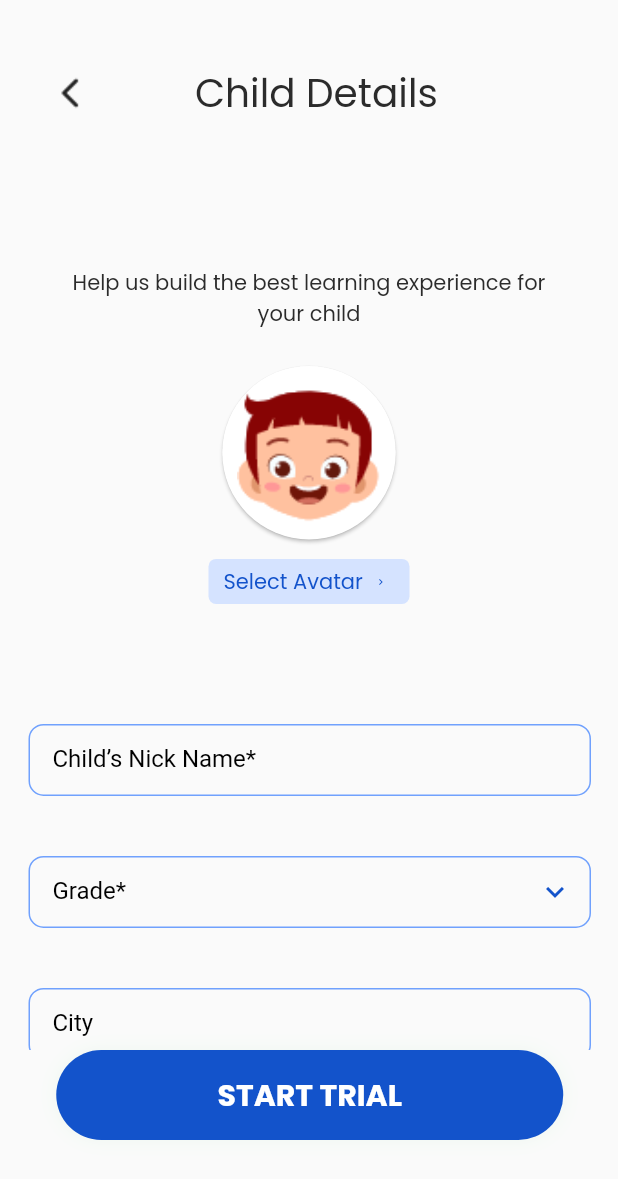
After one commit to MMRoopa/avatar_dialog, a Flutter app: the screen it shows after launch, after a tap on "Child Details", on a phone screen of 412 x 824 dp. The commit adds this screen. Shown: the top 1179 px of the screen. Run offline on Flutter 3.47's test engine with Material 2 defaults, Android fonts, the phone set to English and light mode, and no system bars; drawn by our look-alikes of auto_size_text; our stand-ins replace scroll_to_index.

Commit message:
child details page added

```diff
--- a/lib/avatarDialog/avatar_dialog.dart
+++ b/lib/avatarDialog/avatar_dialog.dart
@@ -130,7 +130,9 @@ class _AvatarDialogState extends State<AvatarDialog> {
             Container(
               margin: const EdgeInsets.only(bottom: 21.0),
               child: GestureDetector(
-                onTap: () {},
+                onTap: () {
+                  Navigator.pop(context);
+                },
                 child: Container(
                   alignment: Alignment.center,
                   height: 50.0,
--- /dev/null
+++ b/lib/childDetails/child_details.dart
@@ -0,0 +1,329 @@
+import 'package:auto_size_text/auto_size_text.dart';
+import 'package:avatar_dialog/avatarDialog/avatar_dialog.dart';
+import 'package:avatar_dialog/gradeDialog/grade_dialog.dart';
+import 'package:avatar_dialog/langDialog/lang_dialog.dart';
+import 'package:flutter/material.dart';
+
+import 'constants.dart';
+
+class ChildDetails extends StatefulWidget {
+  const ChildDetails({Key? key}) : super(key: key);
+
+  @override
+  _ChildDetailsState createState() => _ChildDetailsState();
+}
+
+class _ChildDetailsState extends State<ChildDetails> {
+  final langController = TextEditingController();
+  final gradeController = TextEditingController();
+  bool isCheckedHelpOnWhatsApp = false;
+  String langResult = '';
+  @override
+  Widget build(BuildContext context) {
+    return Scaffold(
+      body: Column(
+        children: <Widget>[
+          Container(
+            margin: const EdgeInsets.only(top: 38.0, bottom: 92.0, left: 23.0),
+            child: Row(
+              children: <Widget>[
+                IconButton(
+                  onPressed: () {
+                    Navigator.pop(context);
+                  },
+                  icon: const ImageIcon(
+                    AssetImage("assets/images/round_arrow_back.png"),
+                    size: 24.0,
+                  ),
+                ),
+                Container(
+                  margin: const EdgeInsets.only(left: 59.0),
+                  child: const AutoSizeText(
+                    "Child Details",
+                    style: TextStyle(
+                      color: Color(0xFF2B2B2B),
+                      fontSize: 26.0,
+                      fontWeight: FontWeight.w500,
+                      fontFamily: 'Poppins',
+                    ),
+                    textAlign: TextAlign.center,
+                    maxLines: 1,
+                    minFontSize: 18.0,
+                  ),
+                ),
+              ],
+            ),
+          ),
+          Container(
+            margin:
+                const EdgeInsets.only(left: 38.0, right: 38.0, bottom: 20.0),
+            child: const AutoSizeText(
+              "Help us build the best learning experience for your child",
+              style: TextStyle(
+                color: Color(0xFF2B2B2B),
+                fontSize: 14.0,
+                fontWeight: FontWeight.w500,
+                fontFamily: 'Poppins',
+              ),
+              textAlign: TextAlign.center,
+              maxLines: 2,
+              minFontSize: 6.0,
+            ),
+          ),
+          Expanded(
+            child: SingleChildScrollView(
+              child: Column(
+                crossAxisAlignment: CrossAxisAlignment.center,
+                children: [
+                  Container(
+                    height: MediaQuery.of(context).size.width * 0.3,
+                    width: MediaQuery.of(context).size.width * 0.3,
+                    margin: const EdgeInsets.only(bottom: 9.0),
+                    child: Card(
+                      shape: const CircleBorder(
+                        side: BorderSide.none,
+                      ),
+                      child: Padding(
+                        padding:
+                            const EdgeInsets.fromLTRB(10.0, 14.0, 10.0, 10.0),
+                        child: Image.asset(
+                          'assets/images/group_30368.png',
+                          height: MediaQuery.of(context).size.width * 0.25,
+                          width: MediaQuery.of(context).size.width * 0.25,
+                          fit: BoxFit.fill,
+                          alignment: Alignment.center,
+                        ),
+                      ),
+                    ),
+                  ),
+                  Container(
+                    margin: const EdgeInsets.only(bottom: 40.0),
+                    child: GestureDetector(
+                      onTap: () {
+                        showDialog(
+                          context: context,
+                          builder: (context) => const AvatarDialog(),
+                        );
+                      },
+                      child: Container(
+                        alignment: Alignment.center,
+                        height: 30.0,
+                        width: 134.0,
+                        decoration: const BoxDecoration(
+                          color: Color(0xFFD5E3FF),
+                          borderRadius: BorderRadius.all(
+                            Radius.circular(5.0),
+                          ),
+                        ),
+                        child: Padding(
+                          padding:
+                              const EdgeInsets.fromLTRB(10.0, 5.0, 13.0, 4.0),
+                          child: Row(
+                            children: const [
+                              AutoSizeText(
+                                'Select Avatar',
+                                style: TextStyle(
+                                  fontSize: 14.0,
+                                  color: Color(0xFF1353CB),
+                                  fontWeight: FontWeight.w500,
+                                  fontFamily: 'Poppins',
+                                ),
+                                maxLines: 1,
+                                minFontSize: 6.0,
+                              ),
+                              Padding(
+                                padding: EdgeInsets.only(left: 8.0),
+                                child: Icon(
+                                  Icons.keyboard_arrow_right_outlined,
+                                  color: Color(0xFF1353CB),
+                                  size: 8.0,
+                                ),
+                              ),
+                            ],
+                          ),
+                        ),
+                      ),
+                    ),
+                  ),
+                  Container(
+                    margin: const EdgeInsets.fromLTRB(19, 40, 18, 20),
+                    child: TextField(
+                      decoration: kTextFieldDecoration.copyWith(
+                        labelText: 'Child’s Nick Name*',
+                      ),
+                      style: const TextStyle(
+                        color: Colors.black,
+                        fontSize: 16.0,
+                      ),
+                    ),
+                  ),
+                  Container(
+                    margin: const EdgeInsets.fromLTRB(19, 20, 18, 20),
+                    child: TextField(
+                      readOnly: true,
+                      controller: gradeController,
+                      decoration: kTextFieldDecoration.copyWith(
+                        labelText: 'Grade*',
+                        suffixIcon: const Icon(
+                          Icons.keyboard_arrow_down,
+                          color: Color(0xFF1353CB),
+                        ),
+                      ),
+                      style: const TextStyle(
+                        color: Colors.black,
+                        fontSize: 16.0,
+                      ),
+                      onTap: () {
+                        showDialog(
+                          context: context,
+                          builder: (context) => const GradeDialog(),
+                        ).then((val) {
+                          setState(() {
+                            gradeController.text = val;
+                          });
+                        });
+                      },
+                    ),
+                  ),
+                  Container(
+                    margin: const EdgeInsets.fromLTRB(19, 20, 18, 20),
+                    child: TextField(
+                      decoration:
+                          kTextFieldDecoration.copyWith(labelText: 'City'),
+                      style: const TextStyle(
+                        color: Colors.black,
+                        fontSize: 16.0,
+                      ),
+                    ),
+                  ),
+                  Container(
+                    margin: const EdgeInsets.fromLTRB(19, 20, 18, 20),
+                    child: TextField(
+                      decoration: kTextFieldDecoration.copyWith(
+                        labelText: 'School',
+                      ),
+                      style: const TextStyle(
+                        color: Colors.black,
+                        fontSize: 16.0,
+                      ),
+                    ),
+                  ),
+                  Container(
+                    margin: const EdgeInsets.fromLTRB(19, 20, 18, 20),
+                    child: TextField(
+                      readOnly: true,
+                      controller: langController,
+                      decoration: kTextFieldDecoration.copyWith(
+                        labelText: 'Language',
+                        suffixIcon: const Icon(
+                          Icons.keyboard_arrow_down,
+                          color: Color(0xFF1353CB),
+                        ),
+                      ),
+                      style: const TextStyle(
+                        color: Colors.black,
+                        fontSize: 16.0,
+                      ),
+                      onTap: () {
+                        showDialog(
+                          context: context,
+                          builder: (context) {
+                            return const LangDialog();
+                          },
+                        ).then((val) {
+                          setState(() {
+                            langController.text = val;
+                          });
+                        });
+                      },
+                      onChanged: (value) {
+                        value = langResult;
+                      },
+                    ),
+                  ),
+                  Container(
+                    margin: const EdgeInsets.only(top: 40, bottom: 37),
+                    child: Center(
+                      child: Row(
+                        mainAxisAlignment: MainAxisAlignment.center,
+                        children: [
+                          Checkbox(
+                            checkColor: Colors.white,
+                            activeColor: const Color(0xFF1353CB),
+                            shape: const CircleBorder(),
+                            side: const BorderSide(color: Color(0xFF1353CB)),
+                            value: isCheckedHelpOnWhatsApp,
+                            onChanged: (bool? value) {
+                              setState(() {
+                                isCheckedHelpOnWhatsApp = value!;
+                              });
+                            },
+                          ), //Che
+                          TextButton(
+                            onPressed: () {
+                              setState(() {
+                                if (isCheckedHelpOnWhatsApp) {
+                                  isCheckedHelpOnWhatsApp = false;
+                                } else {
+                                  isCheckedHelpOnWhatsApp = true;
+                                }
+                              });
+                            },
+                            child: const AutoSizeText(
+                              'Get instant help on Whatsapp',
+                              style: TextStyle(
+                                fontSize: 16.0,
+                                color: Color(0xFF1353CB),
+                                fontFamily: 'Poppins',
+                              ),
+                              textAlign: TextAlign.center,
+                              maxLines: 1,
+                              minFontSize: 6.0,
+                            ),
+                          ),
+                        ],
+                      ),
+                    ),
+                  ),
+                ],
+              ),
+            ),
+          ),
+          Container(
+            margin:
+                const EdgeInsets.only(left: 19.0, right: 18.0, bottom: 64.0),
+            child: GestureDetector(
+              onTap: () {},
+              child: Container(
+                alignment: Alignment.center,
+                height: 60.0,
+                width: 338.0,
+                child: const AutoSizeText(
+                  'START TRIAL',
+                  style: TextStyle(
+                    fontSize: 20.0,
+                    color: Colors.white,
+                    fontWeight: FontWeight.bold,
+                    fontFamily: 'Poppins',
+                  ),
+                  maxLines: 1,
+                  minFontSize: 12.0,
+                ),
+                decoration: const BoxDecoration(
+                  color: Color(0xFF1353CB),
+                  borderRadius: BorderRadius.all(Radius.circular(50.0)),
+                  boxShadow: [
+                    BoxShadow(
+                      color: Color(0x1568E580),
+                      blurRadius: 10.0,
+                    )
+                  ],
+                ),
+              ),
+            ),
+          ),
+        ],
+      ),
+    );
+  }
+}
--- /dev/null
+++ b/lib/childDetails/constants.dart
@@ -0,0 +1,27 @@
+import 'package:flutter/material.dart';
+
+const kTextFieldDecoration = InputDecoration(
+  // suffixIcon: Icon(
+  //   Icons.keyboard_arrow_down,
+  //   size: 10.0,
+  //   color: Color(0xFF1353CB),
+  // ),
+  contentPadding: EdgeInsets.only(left: 16.0, top: 13.0, bottom: 13.0),
+  enabledBorder: OutlineInputBorder(
+    borderSide: BorderSide(color: Color(0xFF70A1FD), width: 1.0),
+    borderRadius: BorderRadius.all(
+      Radius.circular(10.0),
+    ),
+  ),
+  focusedBorder: OutlineInputBorder(
+    borderSide: BorderSide(color: Color(0xFF70A1FD), width: 1.0),
+    borderRadius: BorderRadius.all(
+      Radius.circular(10.0),
+    ),
+  ),
+  labelText: 'Child’s Nick Name*',
+  labelStyle: TextStyle(
+    color: Colors.black,
+    fontSize: 16.0,
+  ),
+);
--- a/lib/gradeDialog/grade_dialog.dart
+++ b/lib/gradeDialog/grade_dialog.dart
@@ -10,6 +10,7 @@ class GradeDialog extends StatefulWidget {
   _GradeDialogState createState() => _GradeDialogState();
 }
 
+class _GradeDialogState extends State<GradeDialog> {
   final List<String> _list = [
     '6',
     '7',
@@ -21,8 +22,7 @@ final List<String> _list = [
     'K-5',
   ];
   int selectedIndex = -1;
-
-class _GradeDialogState extends State<GradeDialog> {
+  String gradeSelected = '';
   @override
   Widget build(BuildContext context) {
     return Dialog(
@@ -72,6 +72,7 @@ class _GradeDialogState extends State<GradeDialog> {
                         onTap: () {
                           setState(() {
                             selectedIndex = index;
+                            gradeSelected = _list[index];
                           });
                         },
                         child: Container(
@@ -154,7 +155,9 @@ class _GradeDialogState extends State<GradeDialog> {
             Container(
               margin: const EdgeInsets.only(bottom: 21.0),
               child: GestureDetector(
-                onTap: () {},
+                onTap: () {
+                  Navigator.pop(context, gradeSelected);
+                },
                 child: Container(
                   alignment: Alignment.center,
                   height: 50.0,
--- a/lib/langDialog/lang_dialog.dart
+++ b/lib/langDialog/lang_dialog.dart
@@ -28,6 +28,7 @@ class _LangDialogState extends State<LangDialog> {
   ];
 
   int lastSelectedIndex = 12;
+  String selectedLanguage = '';
 
   Future _scrollToIndex(int index) async {
     await controller.scrollToIndex(index,
@@ -97,6 +98,7 @@ class _LangDialogState extends State<LangDialog> {
                           onTap: () {
                             setState(() {
                               lastSelectedIndex = index;
+                              selectedLanguage = _list[index];
                             });
                           },
                           child: Container(
@@ -160,7 +162,9 @@ class _LangDialogState extends State<LangDialog> {
             Container(
               margin: const EdgeInsets.only(bottom: 21.0),
               child: GestureDetector(
-                onTap: () {},
+                onTap: () {
+                  Navigator.pop(context, selectedLanguage);
+                },
                 child: Container(
                   alignment: Alignment.center,
                   height: 50.0,
--- a/lib/main.dart
+++ b/lib/main.dart
@@ -1,3 +1,4 @@
+import 'package:avatar_dialog/childDetails/child_details.dart';
 import 'package:flutter/material.dart';
 
 import 'avatarDialog/avatar_dialog.dart';
@@ -35,6 +36,23 @@ class HomePage extends StatelessWidget {
       child: Column(
         mainAxisSize: MainAxisSize.min,
         children: <Widget>[
+          const SizedBox(
+            height: 20.0,
+          ),
+          TextButton(
+            style: TextButton.styleFrom(
+              textStyle: const TextStyle(fontSize: 20),
+            ),
+            onPressed: () {
+              Navigator.push(
+                context,
+                MaterialPageRoute<void>(
+                  builder: (BuildContext context) => const ChildDetails(),
+                ),
+              );
+            },
+            child: const Text('Child Details'),
+          ),
           TextButton(
             style: TextButton.styleFrom(
               textStyle: const TextStyle(fontSize: 20),
```
Also changed, not shown: assets/images/round_arrow_back.png (added). Lines whose indentation alone changed are shown as unchanged.
